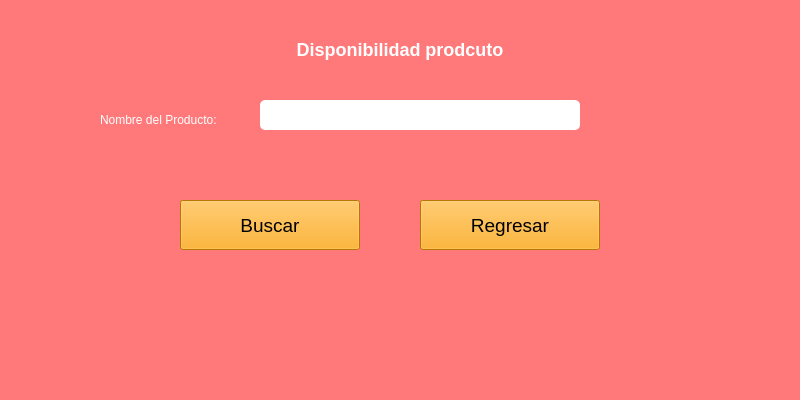
Above: src/Ui/DisponibilidadProductos.ui from Amigud/PixelPlanet before the change. Below: the same form after it.
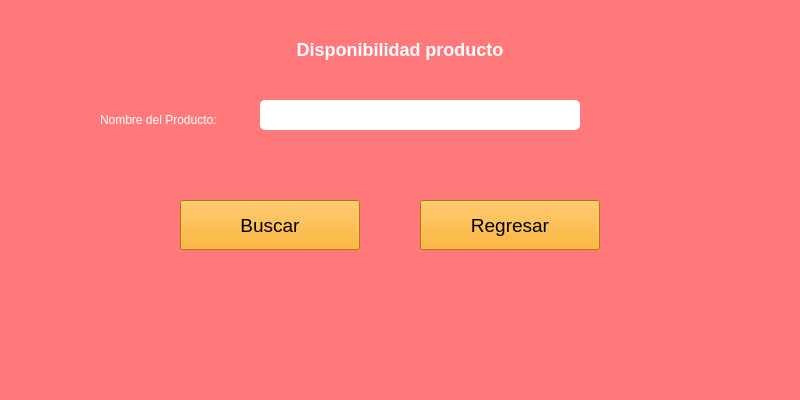
That is the form after the change.

The edit to the form file:
```diff
--- a/src/Ui/DisponibilidadProductos.ui
+++ b/src/Ui/DisponibilidadProductos.ui
@@ -27,7 +27,7 @@
      </rect>
     </property>
     <property name="text">
-     <string>&lt;html&gt;&lt;head/&gt;&lt;body&gt;&lt;h2 style=&quot; margin-top:16px; margin-bottom:12px; margin-left:0px; margin-right:0px; -qt-block-indent:0; text-indent:0px;&quot;&gt;&lt;span style=&quot; font-size:x-large; font-weight:600; color:#ffffff;&quot;&gt;Disponibilidad prodcuto&lt;/span&gt;&lt;/h2&gt;&lt;/body&gt;&lt;/html&gt;</string>
+     <string>&lt;html&gt;&lt;head/&gt;&lt;body&gt;&lt;h2 style=&quot; margin-top:16px; margin-bottom:12px; margin-left:0px; margin-right:0px; -qt-block-indent:0; text-indent:0px;&quot;&gt;&lt;span style=&quot; font-size:x-large; font-weight:600; color:#ffffff;&quot;&gt;Disponibilidad producto&lt;/span&gt;&lt;/h2&gt;&lt;/body&gt;&lt;/html&gt;</string>
     </property>
     <property name="alignment">
      <set>Qt::AlignCenter</set>
```
